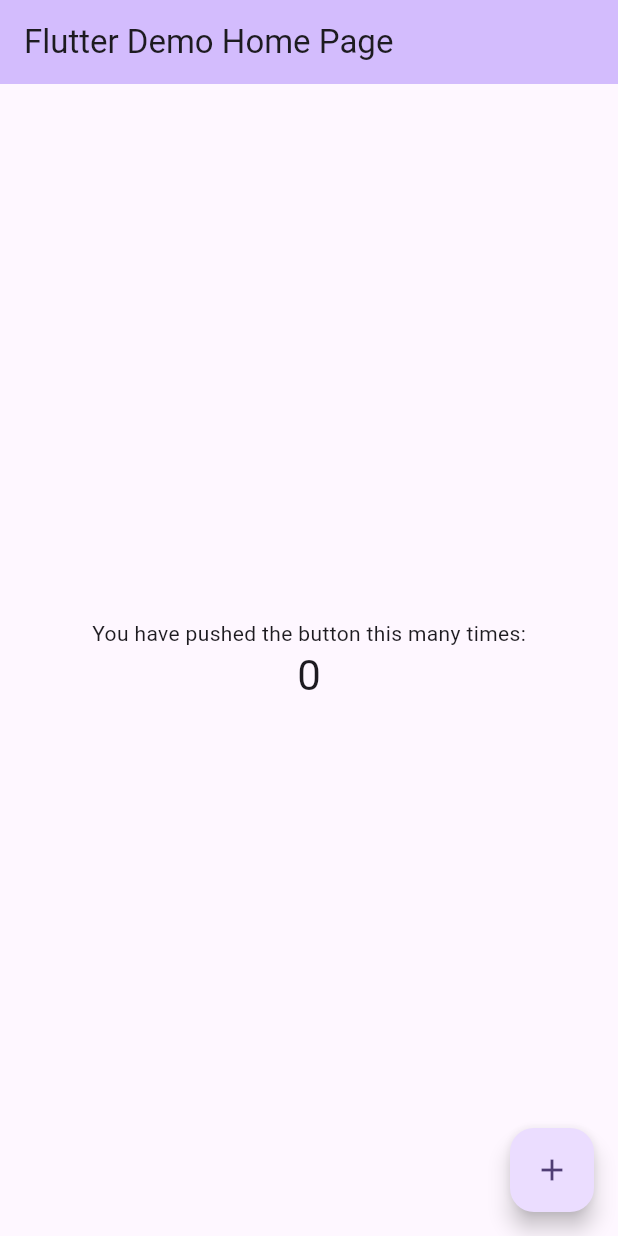
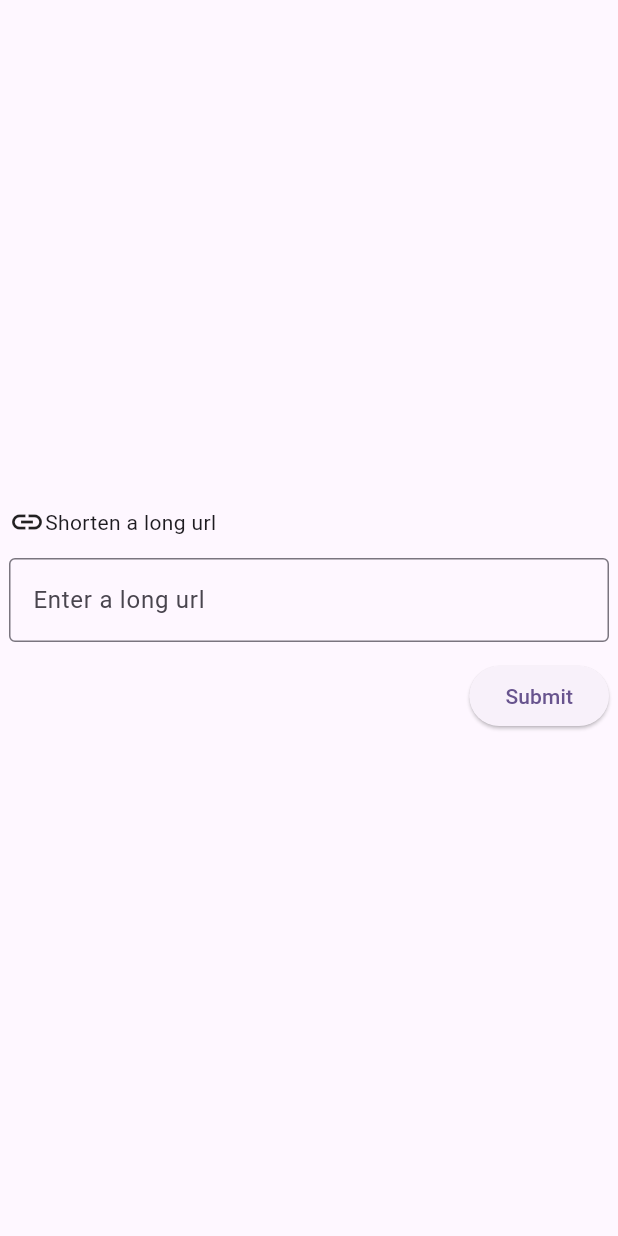
Before and after one commit to Sergey121/coding-challenges, a Flutter app: the screen it shows after launch, on a phone screen of 412 x 824 dp. Run offline on Flutter 3.47's test engine with Material 3 defaults, Android fonts, the phone set to English and light mode, and no system bars.

Commit message:
Challenge 02 Dart

```diff
--- a/challenge-02-dart/client/lib/main.dart
+++ b/challenge-02-dart/client/lib/main.dart
@@ -1,4 +1,8 @@
+import 'package:flutter/services.dart';
+import 'package:client/shortened_url.dart';
 import 'package:flutter/material.dart';
+
+import 'short_url_service.dart';
 
 void main() {
   runApp(const MyApp());
@@ -11,115 +15,150 @@
   @override
   Widget build(BuildContext context) {
     return MaterialApp(
-      title: 'Flutter Demo',
+      title: 'URL Shortener',
       theme: ThemeData(
-        // This is the theme of your application.
-        //
-        // TRY THIS: Try running your application with "flutter run". You'll see
-        // the application has a purple toolbar. Then, without quitting the app,
-        // try changing the seedColor in the colorScheme below to Colors.green
-        // and then invoke "hot reload" (save your changes or press the "hot
-        // reload" button in a Flutter-supported IDE, or press "r" if you used
-        // the command line to start the app).
-        //
-        // Notice that the counter didn't reset back to zero; the application
-        // state is not lost during the reload. To reset the state, use hot
-        // restart instead.
-        //
-        // This works for code too, not just values: Most code changes can be
-        // tested with just a hot reload.
         colorScheme: ColorScheme.fromSeed(seedColor: Colors.deepPurple),
         useMaterial3: true,
       ),
-      home: const MyHomePage(title: 'Flutter Demo Home Page'),
+      home: const MyHomePage(),
     );
   }
 }
 
 class MyHomePage extends StatefulWidget {
-  const MyHomePage({super.key, required this.title});
-
-  // This widget is the home page of your application. It is stateful, meaning
-  // that it has a State object (defined below) that contains fields that affect
-  // how it looks.
-
-  // This class is the configuration for the state. It holds the values (in this
-  // case the title) provided by the parent (in this case the App widget) and
-  // used by the build method of the State. Fields in a Widget subclass are
-  // always marked "final".
-
-  final String title;
+  const MyHomePage({super.key});
 
   @override
   State<MyHomePage> createState() => _MyHomePageState();
 }
 
 class _MyHomePageState extends State<MyHomePage> {
-  int _counter = 0;
+  late TextEditingController _shortUrlController;
+  String? errorText;
+  ShortenedURL? _shortenedURL;
 
-  void _incrementCounter() {
-    setState(() {
-      // This call to setState tells the Flutter framework that something has
-      // changed in this State, which causes it to rerun the build method below
-      // so that the display can reflect the updated values. If we changed
-      // _counter without calling setState(), then the build method would not be
-      // called again, and so nothing would appear to happen.
-      _counter++;
-    });
+  final ShortURLService _shortURLService = ShortURLService();
+
+  @override
+  void initState() {
+    super.initState();
+    _shortUrlController = TextEditingController();
+  }
+
+  @override
+  void dispose() {
+    _shortUrlController.dispose();
+    super.dispose();
   }
 
   @override
   Widget build(BuildContext context) {
-    // This method is rerun every time setState is called, for instance as done
-    // by the _incrementCounter method above.
-    //
-    // The Flutter framework has been optimized to make rerunning build methods
-    // fast, so that you can just rebuild anything that needs updating rather
-    // than having to individually change instances of widgets.
     return Scaffold(
-      appBar: AppBar(
-        // TRY THIS: Try changing the color here to a specific color (to
-        // Colors.amber, perhaps?) and trigger a hot reload to see the AppBar
-        // change color while the other colors stay the same.
-        backgroundColor: Theme.of(context).colorScheme.inversePrimary,
-        // Here we take the value from the MyHomePage object that was created by
-        // the App.build method, and use it to set our appbar title.
-        title: Text(widget.title),
-      ),
       body: Center(
-        // Center is a layout widget. It takes a single child and positions it
-        // in the middle of the parent.
-        child: Column(
-          // Column is also a layout widget. It takes a list of children and
-          // arranges them vertically. By default, it sizes itself to fit its
-          // children horizontally, and tries to be as tall as its parent.
-          //
-          // Column has various properties to control how it sizes itself and
-          // how it positions its children. Here we use mainAxisAlignment to
-          // center the children vertically; the main axis here is the vertical
-          // axis because Columns are vertical (the cross axis would be
-          // horizontal).
-          //
-          // TRY THIS: Invoke "debug painting" (choose the "Toggle Debug Paint"
-          // action in the IDE, or press "p" in the console), to see the
-          // wireframe for each widget.
-          mainAxisAlignment: MainAxisAlignment.center,
-          children: <Widget>[
-            const Text(
-              'You have pushed the button this many times:',
-            ),
-            Text(
-              '$_counter',
-              style: Theme.of(context).textTheme.headlineMedium,
-            ),
-          ],
+        child: Container(
+          constraints: const BoxConstraints(maxWidth: 400),
+          child: Column(
+            crossAxisAlignment: CrossAxisAlignment.end,
+            mainAxisAlignment: MainAxisAlignment.center,
+            children: [
+              const Padding(
+                padding: EdgeInsets.only(bottom: 12),
+                child: Row(
+                  children: [
+                    Icon(Icons.link),
+                    Text('Shorten a long url'),
+                  ],
+                ),
+              ),
+              TextField(
+                controller: _shortUrlController,
+                onChanged: _handleChangeShortUrl,
+                decoration: InputDecoration(
+                  border: const OutlineInputBorder(),
+                  labelText: 'Enter a long url',
+                  errorText: errorText,
+                ),
+              ),
+              if (_shortenedURL != null)
+                Padding(
+                  padding: const EdgeInsets.only(bottom: 8.0, top: 8.0),
+                  child: TextField(
+                    controller: TextEditingController()
+                      ..text = _shortenedURL!.shortURL,
+                    readOnly: true,
+                    decoration: InputDecoration(
+                      suffixIcon: IconButton(
+                        icon: const Icon(Icons.copy),
+                        onPressed: _handleCopyShortUrl,
+                      ),
+                      labelText: 'Your short url',
+                      filled: true,
+                    ),
+                  ),
+                ),
+              Padding(
+                padding: const EdgeInsets.only(top: 12),
+                child: ElevatedButton(
+                    onPressed: _handlePressSubmit, child: const Text('Submit')),
+              )
+            ],
+          ),
         ),
       ),
-      floatingActionButton: FloatingActionButton(
-        onPressed: _incrementCounter,
-        tooltip: 'Increment',
-        child: const Icon(Icons.add),
-      ), // This trailing comma makes auto-formatting nicer for build methods.
     );
   }
+
+  void _handlePressSubmit() async {
+    final url = _shortUrlController.text;
+
+    if (url.isEmpty) {
+      setState(() {
+        errorText = 'The url cannot be empty';
+      });
+      return;
+    }
+
+    if (!Uri.parse(url).isAbsolute) {
+      setState(() {
+        errorText = 'Please enter a valid url';
+      });
+      return;
+    }
+
+    setState(() {
+      _shortenedURL = null;
+    });
+
+    try {
+      ShortenedURL res = await _shortURLService.createShortURL(url);
+      setState(() {
+        _shortenedURL = res;
+      });
+    } on FormatException catch (e) {
+      setState(() {
+        errorText = e.message;
+      });
+    } catch (e) {
+      setState(() {
+        errorText = e.toString();
+      });
+    }
+  }
+
+  void _handleChangeShortUrl(String value) {
+    if (errorText != null) {
+      setState(() {
+        errorText = null;
+      });
+    }
+  }
+
+  void _handleCopyShortUrl() {
+    if (_shortenedURL != null) {
+      Clipboard.setData(ClipboardData(text: _shortenedURL!.shortURL));
+      ScaffoldMessenger.of(context).showSnackBar(
+        const SnackBar(content: Text('Copied to clipboard')),
+      );
+    }
+  }
 }
--- /dev/null
+++ b/challenge-02-dart/client/lib/short_url_service.dart
@@ -0,0 +1,33 @@
+import 'dart:convert';
+import 'package:client/shortened_url.dart';
+import 'package:http/http.dart' as http;
+
+class ShortURLService {
+  Future<ShortenedURL> createShortURL(String url) async {
+    if (url.isEmpty) {
+      throw const FormatException('The url cannot be empty');
+    }
+
+    if (!Uri.parse(url).isAbsolute) {
+      throw const FormatException('Please enter a valid url');
+    }
+
+    var response = await http.post(
+      Uri.parse('http://localhost:8080'),
+      headers: {
+        'Content-Type': 'application/json; charset=UTF-8',
+      },
+      body: jsonEncode({'url': url}),
+    );
+
+    if (response.statusCode == 400) {
+      throw FormatException(response.body);
+    }
+
+    if (response.statusCode != 200) {
+      throw Exception('Failed to create short url');
+    }
+
+    return ShortenedURL.fromJson(jsonDecode(response.body));
+  }
+}
--- /dev/null
+++ b/challenge-02-dart/client/lib/shortened_url.dart
@@ -0,0 +1,12 @@
+class ShortenedURL {
+  String key;
+  String url;
+  String shortURL;
+
+  ShortenedURL(this.key, this.url, this.shortURL);
+
+  ShortenedURL.fromJson(Map<String, dynamic> json)
+      : key = json['key'],
+        url = json['url'],
+        shortURL = json['shortURL'];
+}
--- a/challenge-02-dart/client/pubspec.yaml
+++ b/challenge-02-dart/client/pubspec.yaml
@@ -35,6 +35,7 @@ dependencies:
   # The following adds the Cupertino Icons font to your application.
   # Use with the CupertinoIcons class for iOS style icons.
   cupertino_icons: ^1.0.2
+  http: ^1.2.0
 
 dev_dependencies:
   flutter_test:
--- /dev/null
+++ b/challenge-02-dart/server/lib/shortened_url.dart
@@ -0,0 +1,15 @@
+class ShortenedURL {
+  String key;
+  String url;
+  String shortURL;
+
+  ShortenedURL(this.key, this.url, this.shortURL);
+
+  Map<String, dynamic> toJson() {
+    return {
+      'key': key,
+      'url': url,
+      'shortURL': shortURL,
+    };
+  }
+}
```
Also changed, not shown: challenge-02-dart/server/lib/server.dart (+43 -3 lines), challenge-02-dart/server/lib/store.dart (added, +41 -0 lines), challenge-02-dart/client/pubspec.lock, 7 other files.
